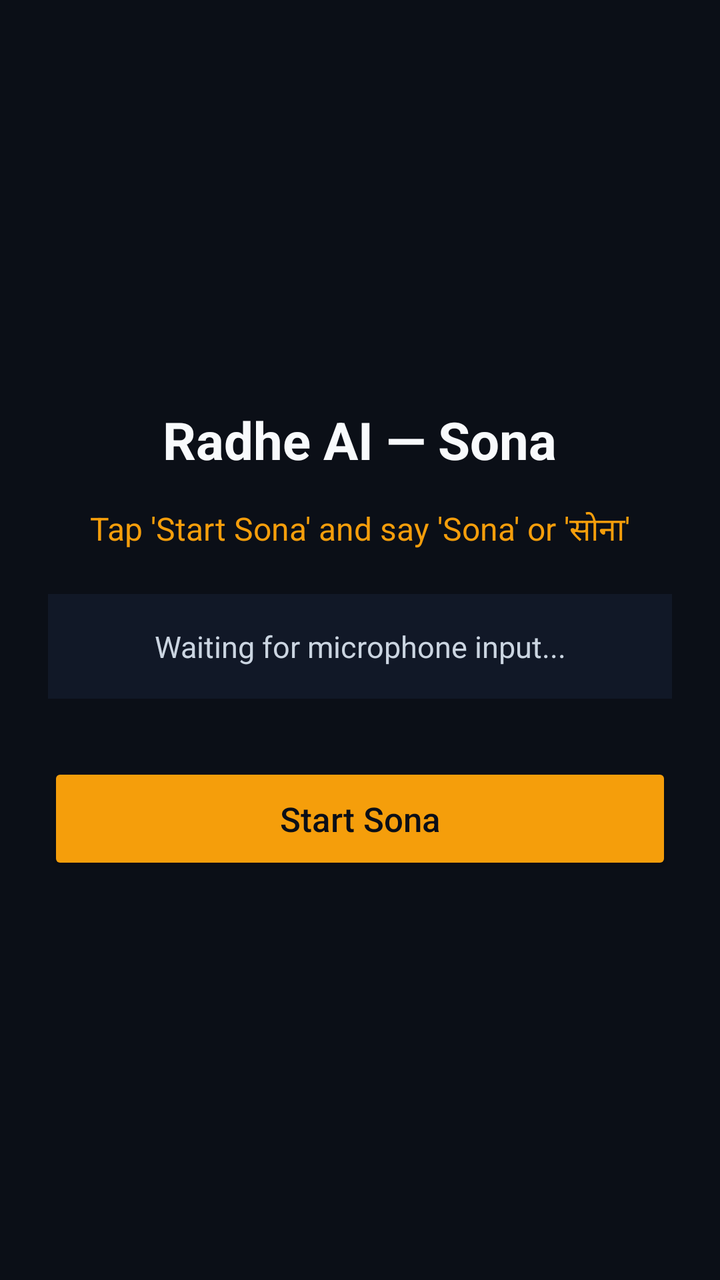
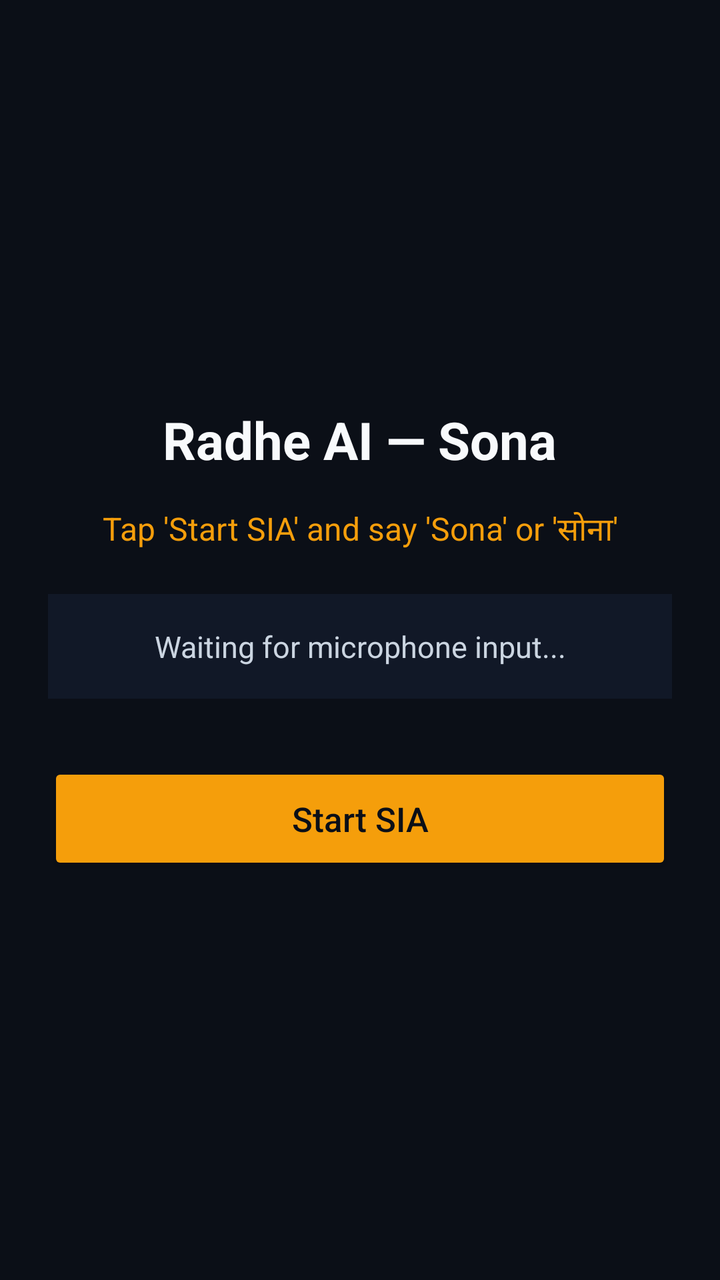

Compare the two renders of this Android layout. The source of the first and the diff that turns it into the second are given below.
<!-- AndroidManifest.xml: application theme Theme.AppCompat.DayNight.NoActionBar -->
<!-- res/layout/activity_main.xml -->
<?xml version="1.0" encoding="utf-8"?>
<LinearLayout xmlns:android="http://schemas.android.com/apk/res/android"
    android:layout_width="match_parent"
    android:layout_height="match_parent"
    android:orientation="vertical"
    android:gravity="center"
    android:padding="24dp"
    android:background="#0B0F17">

    <TextView
        android:id="@+id/titleText"
        android:layout_width="wrap_content"
        android:layout_height="wrap_content"
        android:text="Radhe AI — Sona"
        android:textSize="26sp"
        android:textStyle="bold"
        android:textColor="#F8FAFC" />

    <TextView
        android:id="@+id/statusText"
        android:layout_width="match_parent"
        android:layout_height="wrap_content"
        android:layout_marginTop="16dp"
        android:gravity="center"
        android:text="Tap 'Start Sona' and say 'Sona' or 'सोना'"
        android:textSize="16sp"
        android:textColor="#F59E0B" />

    <TextView
        android:id="@+id/transcriptText"
        android:layout_width="match_parent"
        android:layout_height="wrap_content"
        android:layout_marginTop="20dp"
        android:padding="16dp"
        android:gravity="center"
        android:background="#111827"
        android:text="Waiting for microphone input..."
        android:textSize="15sp"
        android:textColor="#CBD5E1" />

    <Button
        android:id="@+id/startSonaButton"
        android:layout_width="match_parent"
        android:layout_height="56dp"
        android:layout_marginTop="32dp"
        android:text="Start Sona"
        android:textAllCaps="false"
        android:textSize="17sp"
        android:backgroundTint="#F59E0B"
        android:textColor="#0B0F17" />

</LinearLayout>
<!-- resources referenced by this layout -->
<resources>

</resources>

<!-- the commit's change to res/layout/activity_main.xml (unified diff, before → after) -->
@@ -22,7 +22,7 @@
         android:layout_height="wrap_content"
         android:layout_marginTop="16dp"
         android:gravity="center"
-        android:text="Tap 'Start Sona' and say 'Sona' or 'सोना'"
+        android:text="Tap 'Start SIA' and say 'Sona' or 'सोना'"
         android:textSize="16sp"
         android:textColor="#F59E0B" />
 
@@ -43,7 +43,7 @@
         android:layout_width="match_parent"
         android:layout_height="56dp"
         android:layout_marginTop="32dp"
-        android:text="Start Sona"
+        android:text="Start SIA"
         android:textAllCaps="false"
         android:textSize="17sp"
         android:backgroundTint="#F59E0B"
